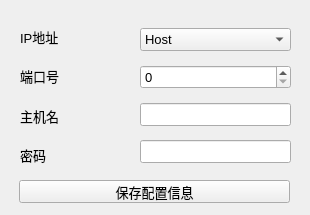
This is ui/serverConf.ui in zfcfuture/CADS as Qt 5 draws it before an edit. The edited form follows.
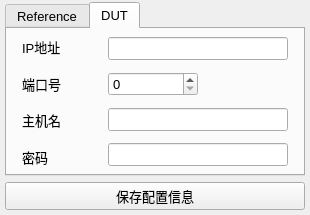
This is the edited form. The open tabs and pages were chosen to show the change.

What changed in the file:
```diff
--- a/ui/serverConf.ui
+++ b/ui/serverConf.ui
@@ -33,18 +33,51 @@
   <property name="windowTitle">
    <string>Form</string>
   </property>
-  <widget class="QWidget" name="verticalLayoutWidget">
-   <property name="geometry">
-    <rect>
-     <x>20</x>
-     <y>20</y>
-     <width>81</width>
-     <height>151</height>
-    </rect>
+  <layout class="QVBoxLayout" name="verticalLayout_3">
+   <property name="leftMargin">
+    <number>5</number>
    </property>
+   <property name="topMargin">
+    <number>2</number>
+   </property>
+   <property name="rightMargin">
+    <number>5</number>
+   </property>
+   <property name="bottomMargin">
+    <number>5</number>
+   </property>
+   <item>
+    <widget class="QTabWidget" name="tabWidget">
+     <property name="currentIndex">
+      <number>0</number>
+     </property>
+     <widget class="QWidget" name="tab">
+      <attribute name="title">
+       <string>Reference</string>
+      </attribute>
+      <layout class="QHBoxLayout" name="horizontalLayout">
+       <property name="leftMargin">
+        <number>15</number>
+       </property>
+       <property name="topMargin">
+        <number>2</number>
+       </property>
+       <property name="rightMargin">
+        <number>15</number>
+       </property>
+       <property name="bottomMargin">
+        <number>2</number>
+       </property>
+       <item>
    <layout class="QVBoxLayout" name="verticalLayout">
     <item>
      <widget class="QLabel" name="label">
+           <property name="minimumSize">
+            <size>
+             <width>80</width>
+             <height>0</height>
+            </size>
+           </property>
       <property name="text">
        <string>IP地址</string>
       </property>
@@ -52,6 +85,12 @@
     </item>
     <item>
      <widget class="QLabel" name="label_2">
+           <property name="minimumSize">
+            <size>
+             <width>80</width>
+             <height>0</height>
+            </size>
+           </property>
       <property name="text">
        <string>端口号</string>
       </property>
@@ -59,6 +98,12 @@
     </item>
     <item>
      <widget class="QLabel" name="label_3">
+           <property name="minimumSize">
+            <size>
+             <width>80</width>
+             <height>0</height>
+            </size>
+           </property>
       <property name="text">
        <string>主机名</string>
       </property>
@@ -66,39 +111,32 @@
     </item>
     <item>
      <widget class="QLabel" name="label_4">
+           <property name="minimumSize">
+            <size>
+             <width>80</width>
+             <height>0</height>
+            </size>
+           </property>
       <property name="text">
        <string>密码</string>
       </property>
      </widget>
     </item>
    </layout>
-  </widget>
-  <widget class="QWidget" name="verticalLayoutWidget_2">
-   <property name="geometry">
-    <rect>
-     <x>140</x>
-     <y>20</y>
-     <width>151</width>
-     <height>151</height>
-    </rect>
-   </property>
+       </item>
+       <item>
    <layout class="QVBoxLayout" name="verticalLayout_2">
     <item>
-     <widget class="QComboBox" name="IPComboBox">
-      <item>
-       <property name="text">
-        <string>Host</string>
-       </property>
-      </item>
-      <item>
-       <property name="text">
-        <string>HAPS01</string>
-       </property>
-      </item>
-     </widget>
+          <widget class="QLineEdit" name="IPEdit"/>
     </item>
     <item>
      <widget class="QSpinBox" name="PortSpinBox">
+           <property name="maximumSize">
+            <size>
+             <width>90</width>
+             <height>16777215</height>
+            </size>
+           </property>
       <property name="maximum">
        <number>1000</number>
       </property>
@@ -111,20 +149,120 @@
      <widget class="QLineEdit" name="PasswdEdit"/>
     </item>
    </layout>
-  </widget>
+       </item>
+      </layout>
+     </widget>
+     <widget class="QWidget" name="tab_2">
+      <attribute name="title">
+       <string>DUT</string>
+      </attribute>
+      <layout class="QHBoxLayout" name="horizontalLayout_2">
+       <property name="leftMargin">
+        <number>15</number>
+       </property>
+       <property name="topMargin">
+        <number>2</number>
+       </property>
+       <property name="rightMargin">
+        <number>15</number>
+       </property>
+       <property name="bottomMargin">
+        <number>2</number>
+       </property>
+       <item>
+        <layout class="QVBoxLayout" name="verticalLayout_4">
+         <item>
+          <widget class="QLabel" name="label_5">
+           <property name="minimumSize">
+            <size>
+             <width>80</width>
+             <height>0</height>
+            </size>
+           </property>
+           <property name="text">
+            <string>IP地址</string>
+           </property>
+          </widget>
+         </item>
+         <item>
+          <widget class="QLabel" name="label_6">
+           <property name="minimumSize">
+            <size>
+             <width>80</width>
+             <height>0</height>
+            </size>
+           </property>
+           <property name="text">
+            <string>端口号</string>
+           </property>
+          </widget>
+         </item>
+         <item>
+          <widget class="QLabel" name="label_7">
+           <property name="minimumSize">
+            <size>
+             <width>80</width>
+             <height>0</height>
+            </size>
+           </property>
+           <property name="text">
+            <string>主机名</string>
+           </property>
+          </widget>
+         </item>
+         <item>
+          <widget class="QLabel" name="label_8">
+           <property name="minimumSize">
+            <size>
+             <width>80</width>
+             <height>0</height>
+            </size>
+           </property>
+           <property name="text">
+            <string>密码</string>
+           </property>
+          </widget>
+         </item>
+        </layout>
+       </item>
+       <item>
+        <layout class="QVBoxLayout" name="verticalLayout_5">
+         <item>
+          <widget class="QLineEdit" name="IPEdit_2"/>
+         </item>
+         <item>
+          <widget class="QSpinBox" name="PortSpinBox_2">
+           <property name="maximumSize">
+            <size>
+             <width>90</width>
+             <height>16777215</height>
+            </size>
+           </property>
+           <property name="maximum">
+            <number>1000</number>
+           </property>
+          </widget>
+         </item>
+         <item>
+          <widget class="QLineEdit" name="HostnameEdit_2"/>
+         </item>
+         <item>
+          <widget class="QLineEdit" name="PasswdEdit_2"/>
+         </item>
+        </layout>
+       </item>
+      </layout>
+     </widget>
+    </widget>
+   </item>
+   <item>
   <widget class="QPushButton" name="saveConfButton">
-   <property name="geometry">
-    <rect>
-     <x>19</x>
-     <y>180</y>
-     <width>271</width>
-     <height>23</height>
-    </rect>
-   </property>
    <property name="text">
     <string>保存配置信息</string>
    </property>
   </widget>
+   </item>
+  </layout>
  </widget>
  <resources/>
  <connections/>
```
Lines whose indentation alone changed are shown as unchanged.
